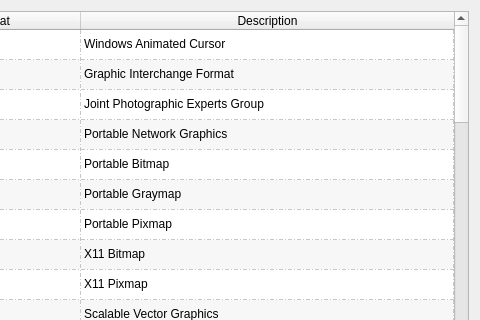
Old version of the form src/ui/forms/AboutSupportedFormatsDialog.ui in the repository vookimedlo/vooki-image-viewer; both pictures show x 111 to 591 and y 0 to 320 of the 591 by 421 pixel window.
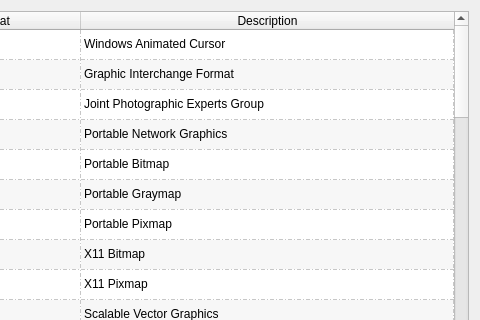
New version of the form. Icons and pictures are not drawn.

```diff
--- a/src/ui/forms/AboutSupportedFormatsDialog.ui
+++ b/src/ui/forms/AboutSupportedFormatsDialog.ui
@@ -52,7 +52,7 @@
       <enum>Qt::PenStyle::DashDotLine</enum>
      </property>
      <property name="rowCount">
-      <number>39</number>
+      <number>41</number>
      </property>
      <attribute name="horizontalHeaderDefaultSectionSize">
       <number>180</number>
@@ -248,6 +248,16 @@
        <string/>
       </property>
      </row>
+     <row>
+      <property name="text">
+       <string/>
+      </property>
+     </row>
+     <row>
+      <property name="text">
+       <string/>
+      </property>
+     </row>
      <row/>
      <row/>
      <column>
@@ -680,6 +690,26 @@
        <string>Scitex Continuous Tone Format</string>
       </property>
      </item>
+     <item row="39" column="0">
+      <property name="text">
+       <string>FF</string>
+      </property>
+     </item>
+     <item row="39" column="1">
+      <property name="text">
+       <string>Farbfeld</string>
+      </property>
+     </item>
+     <item row="40" column="0">
+      <property name="text">
+       <string>TIM</string>
+      </property>
+     </item>
+     <item row="40" column="1">
+      <property name="text">
+       <string>PlayStation Graphics</string>
+      </property>
+     </item>
     </widget>
    </item>
    <item>
```
